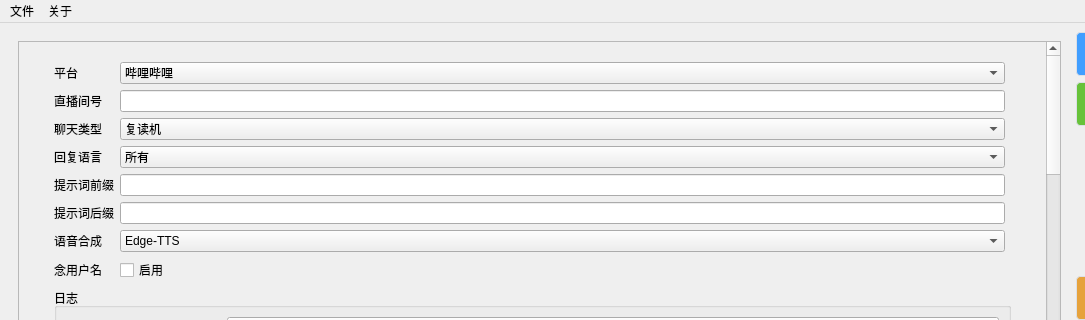
sandboxdream/AI-Vtuber, file ui/main.ui: the form before one commit; both pictures show x 0 to 1085 and y 0 to 320 of the 1191 by 840 pixel window.
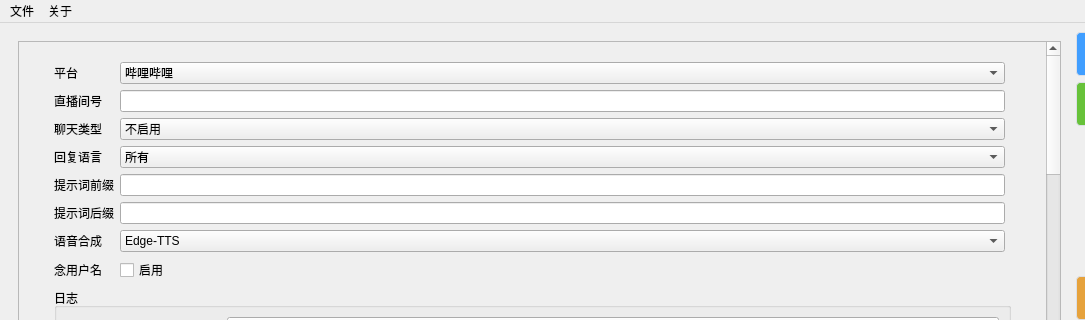
The form after the commit.

The edit to the form file:
```diff
--- a/ui/main.ui
+++ b/ui/main.ui
@@ -134,7 +134,7 @@
            <property name="geometry">
             <rect>
              <x>0</x>
-             <y>-1387</y>
+             <y>0</y>
              <width>980</width>
              <height>6694</height>
             </rect>
@@ -215,6 +215,11 @@
                  <property name="cursor">
                   <cursorShape>PointingHandCursor</cursorShape>
                  </property>
+                 <item>
+                  <property name="text">
+                   <string>不启用</string>
+                  </property>
+                 </item>
                  <item>
                   <property name="text">
                    <string>复读机</string>
```
